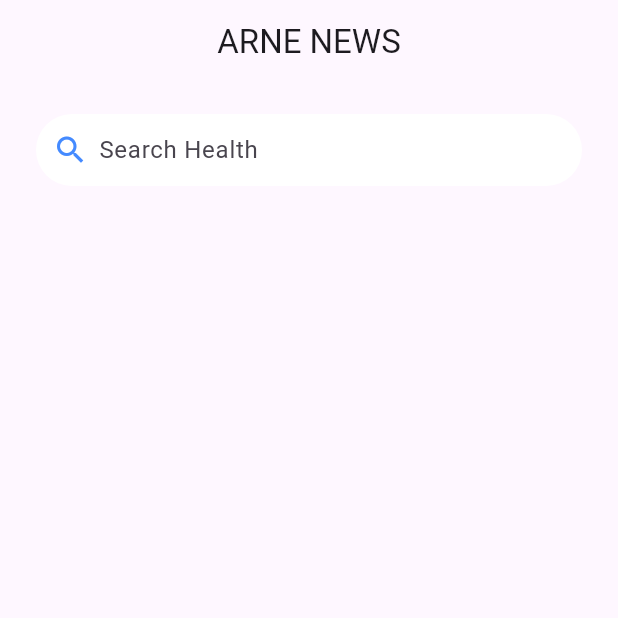
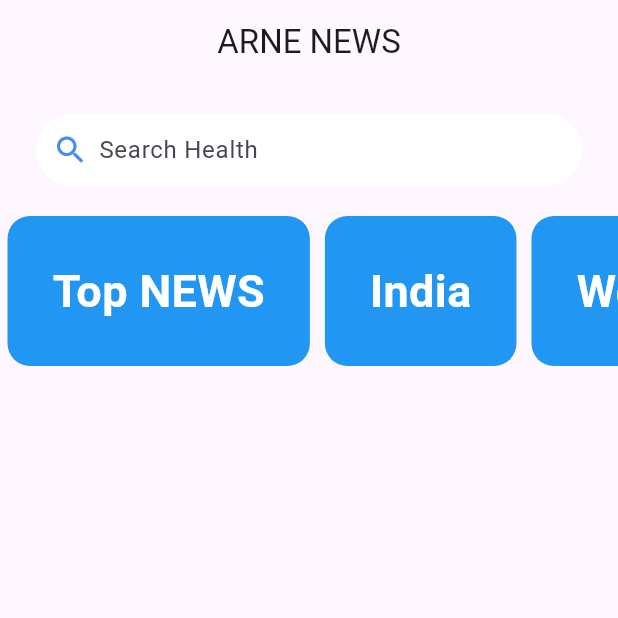
Before and after one commit to kumarrohit2002/ARNE_NEWS_APP, a Flutter app: the screen it shows after launch, on a phone screen of 412 x 824 dp, the top half of it. Run offline on Flutter 3.47's test engine with Material 3 defaults, Android fonts, the phone set to English and light mode, and no system bars.

Commit message:
add ListView builder

```diff
--- a/lib/homepage.dart
+++ b/lib/homepage.dart
@@ -11,6 +11,7 @@ class _HomeState extends State<Home> {
   @override
   Widget build(BuildContext context) {
     TextEditingController searchController = new TextEditingController();
+    List<String> navBarItem=["Top NEWS","India","World","Finacnce","Health"];
     return Scaffold(
       appBar: AppBar(
         title: Text("ARNE NEWS"),
@@ -61,6 +62,26 @@ class _HomeState extends State<Home> {
             ),
           ),
 
+          Container(
+            height: 100,
+            child: ListView.builder(
+              shrinkWrap: true,
+              scrollDirection: Axis.horizontal,
+              itemCount: navBarItem.length,
+              itemBuilder: (context,index){
+                return Container(
+                  padding: EdgeInsets.symmetric(horizontal: 30,vertical: 15),
+                  margin: EdgeInsets.symmetric(horizontal: 5),
+                  decoration: BoxDecoration(color: Colors.blue,borderRadius: BorderRadius.circular(15)),
+                  child:Center(child: Text(navBarItem[index]
+                    ,style: TextStyle(color: Colors.white,fontSize: 30,fontWeight: FontWeight.bold),
+                  )
+                  ) ,
+                );
+              }
+            ),
+          ),
+
         ],
       ),
     );
```
